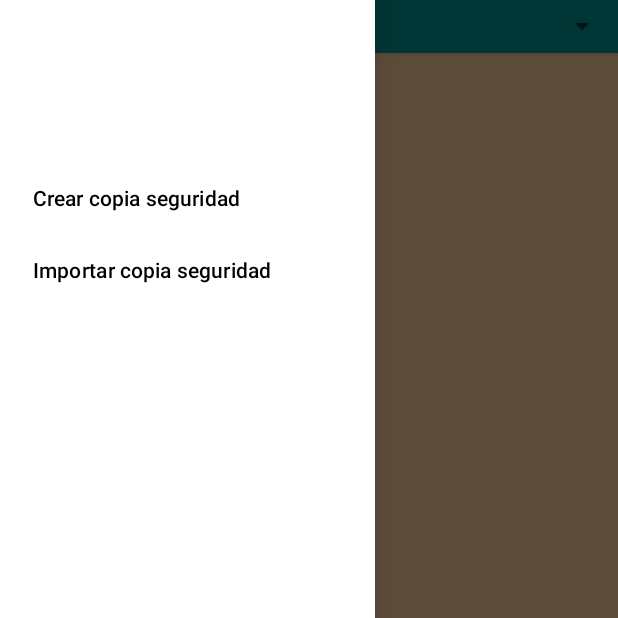
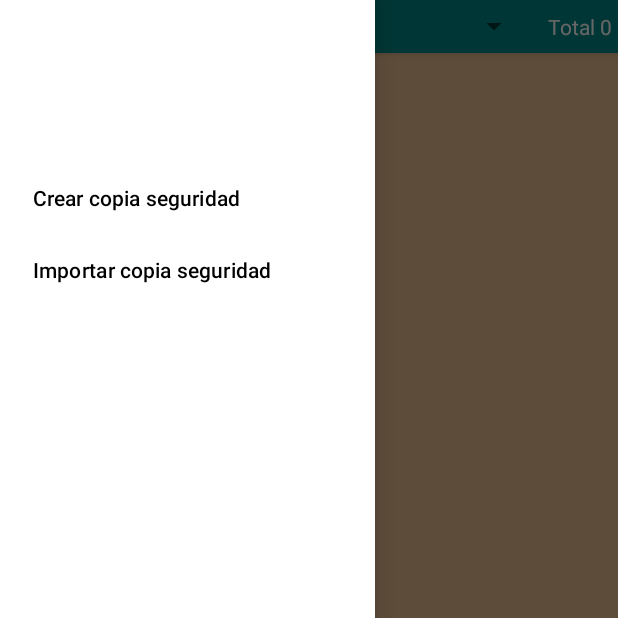
Before and after one commit to JaviMQ/Dando-la-lata, an Android app built with Jetpack Compose: the screen it shows after launch (MainActivity), with the side drawer open, on a phone screen of 412 x 824 dp, the top half of it. Run offline under Robolectric (Android 15) with nearby library versions, the phone set to English and light mode, and no system bars; our stand-ins replace Picasso, Room's generated code; pictures from the network do not load.

Commit message:
Total latas + Latas por Marca + Actualizar latas al volver

```diff
--- a/app/src/main/java/com/example/dandolalata/MainActivity.kt
+++ b/app/src/main/java/com/example/dandolalata/MainActivity.kt
@@ -9,6 +9,7 @@ import android.view.View
 import android.widget.AdapterView
 import android.widget.ArrayAdapter
 import android.widget.Spinner
+import android.widget.TextView
 import android.widget.Toast
 import androidx.activity.result.contract.ActivityResultContracts
 import androidx.activity.viewModels
@@ -22,6 +23,7 @@ import androidx.lifecycle.lifecycleScope
 import androidx.recyclerview.widget.GridLayoutManager
 import androidx.recyclerview.widget.LinearLayoutManager
 import androidx.recyclerview.widget.RecyclerView
+import com.example.dandolalata.data.entities.Marca
 import com.example.dandolalata.ui.adapters.LatasAdapter
 import com.example.dandolalata.viewmodel.MainViewModel
 import com.google.android.material.floatingactionbutton.FloatingActionButton
@@ -66,6 +68,14 @@ class MainActivity : AppCompatActivity() {
         configurarObservadorLatas()
         configurarObservadorMarcas()
     }
+
+    override fun onResume() {
+        // Cuando creo una lata y vuelvo al main, debo recargar las latas segun la marca seleccionada
+        super.onResume()
+        val marcaSeleccionada = spinnerMarcas.selectedItem as? Marca
+        viewModel.filtrarLatas(marcaSeleccionada)
+    }
+
 
     private fun configurarListenerCrearLata(){
         val fab = findViewById<FloatingActionButton>(R.id.fab_add_lata)
@@ -169,8 +179,10 @@ class MainActivity : AppCompatActivity() {
 
     private fun configurarObservadorLatas()
     {
-        // Observar las latas y actualizar el RecyclerView
+        // Observar las latas y actualizar el RecyclerView y el total de latas
         viewModel.latas.observe(this) { latas ->
+            val total = latas.size
+            findViewById<TextView>(R.id.textViewTotalLatas).text = getString(R.string.total_latas, total)
             latasAdapter.actualizarLista(latas)
         }
     }
--- a/app/src/main/java/com/example/dandolalata/data/database/MarcaDao.kt
+++ b/app/src/main/java/com/example/dandolalata/data/database/MarcaDao.kt
@@ -10,6 +10,13 @@ interface MarcaDao {
     @Query("SELECT * FROM marcas ORDER BY nombre")
     suspend fun obtenerTodasPorNombre(): List<Marca>
 
+    @Query("SELECT marcas.id, marcas.nombre || '(' ||  COUNT(latas.id) || ')' as nombre " +
+            "FROM marcas " +
+            "LEFT JOIN latas ON latas.marcaId = marcas.id " +
+            "GROUP BY marcas.id, marcas.nombre " +
+            "ORDER BY nombre")
+    suspend fun obtenerTodasFlowPorNombreConTotales(): Flow<List<Marca>>
+
     @Insert(onConflict = OnConflictStrategy.REPLACE)
     fun insertar(marca: Marca): Long
 
--- a/app/src/main/java/com/example/dandolalata/viewmodel/MainViewModel.kt
+++ b/app/src/main/java/com/example/dandolalata/viewmodel/MainViewModel.kt
@@ -29,7 +29,7 @@ class MainViewModel(application: Application) : AndroidViewModel(application) {
 
     private fun cargarMarcas() {
         viewModelScope.launch {
-            db.marcaDao().obtenerTodasFlowPornombre().collect { marcasFromDb ->
+            db.marcaDao().obtenerTodasFlowPorNombreConTotales().collect { marcasFromDb ->
                 val listaConTodas = listOf(Marca(id = 0, nombre = "Todas las marcas")) + marcasFromDb
                 _marcas.postValue(listaConTodas)
             }
--- a/app/src/main/res/layout/activity_main.xml
+++ b/app/src/main/res/layout/activity_main.xml
@@ -39,6 +39,16 @@
                     android:layout_weight="1"
                     android:spinnerMode="dropdown"
                     />
+
+                <!-- Texto con total de latas -->
+                <TextView
+                    android:id="@+id/textViewTotalLatas"
+                    android:layout_width="wrap_content"
+                    android:layout_height="wrap_content"
+                    android:textColor="@android:color/white"
+                    android:textSize="14sp"
+                    android:paddingStart="12dp"
+                    android:paddingEnd="4dp" />
             </LinearLayout>
 
         </androidx.appcompat.widget.Toolbar>
--- a/app/src/main/res/values/strings.xml
+++ b/app/src/main/res/values/strings.xml
@@ -12,4 +12,5 @@
     <string name="descripcion">Descripción</string>
     <string name="crear_lata">Crear lata</string>
     <string name="foto_de_la_lata">Foto de la lata</string>
+    <string name="total_latas">Total %1$d</string>
 </resources>
```
